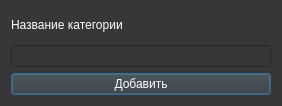
Old version of the form ui/dialogs/new_category.ui in the repository Protocs/OkayMoney.
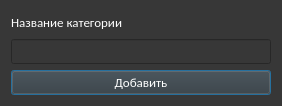
New version of the form. Icons and pictures are not drawn.

The edit to the form file:
```diff
--- a/ui/dialogs/new_category.ui
+++ b/ui/dialogs/new_category.ui
@@ -35,6 +35,12 @@
        <height>20</height>
       </size>
      </property>
+     <property name="font">
+      <font>
+       <family>Calibri</family>
+       <pointsize>10</pointsize>
+      </font>
+     </property>
      <property name="text">
       <string>Название категории</string>
      </property>
@@ -45,6 +51,12 @@
    </item>
    <item>
     <widget class="QLineEdit" name="category_name">
+     <property name="font">
+      <font>
+       <family>Calibri</family>
+       <pointsize>10</pointsize>
+      </font>
+     </property>
      <property name="focusPolicy">
       <enum>Qt::StrongFocus</enum>
      </property>
@@ -52,6 +64,12 @@
    </item>
    <item>
     <widget class="QPushButton" name="add_category_btn">
+     <property name="font">
+      <font>
+       <family>Calibri</family>
+       <pointsize>10</pointsize>
+      </font>
+     </property>
      <property name="text">
       <string>Добавить</string>
      </property>
```
